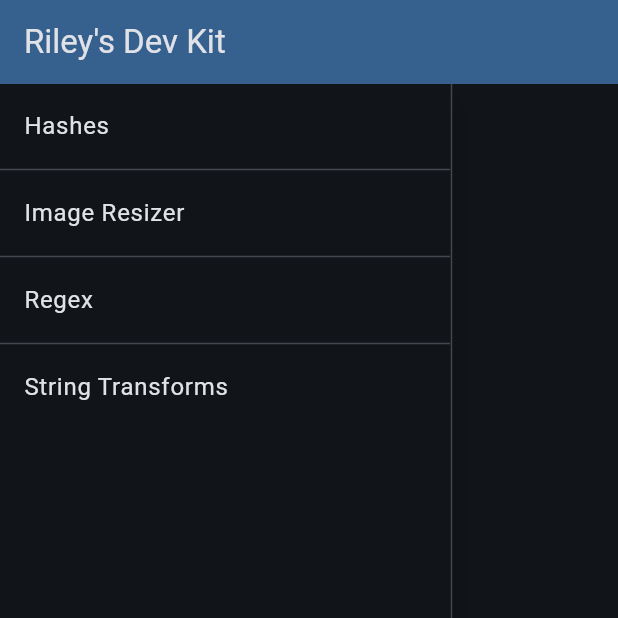
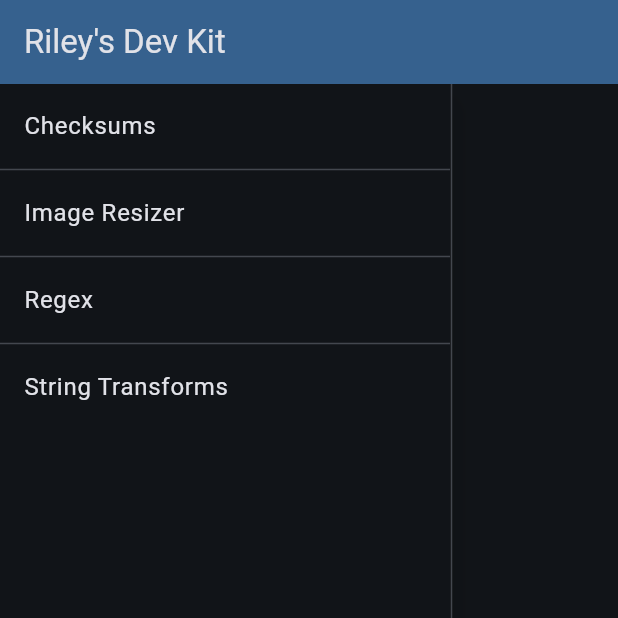
Before and after one commit to rileyteige/devkit, a Flutter app: the screen it shows after launch, on a phone screen of 412 x 824 dp, the top half of it. Run offline on Flutter 3.47's test engine with Material 2 defaults, Android fonts, the phone set to English and light mode, and no system bars; our stand-ins replace another_flushbar, file_picker; missing offline and left inert: pasteboard.

Commit message:
hashes -> checksums

```diff
--- a/lib/main.dart
+++ b/lib/main.dart
@@ -44,8 +44,8 @@ class MyApp extends StatelessWidget {
                     return Sidebar(
                       navs: const [
                         NavigationListTile(
-                          route: Routes.hashes,
-                          title: Text('Hashes'),
+                          route: Routes.checksums,
+                          title: Text('Checksums'),
                         ),
                         NavigationListTile(
                           route: Routes.imageResizer,
--- a/lib/routes.dart
+++ b/lib/routes.dart
@@ -2,7 +2,7 @@ import 'package:devkit/views/image_resizer.dart';
 import 'package:devkit/views/regex_tester.dart';
 import 'package:flutter/material.dart';
 
-import 'views/hashes.dart';
+import 'views/checksums.dart';
 import 'views/string_transformations.dart';
 
 class Routes {
@@ -11,7 +11,7 @@ class Routes {
   static const String home = '/';
   static const String imageResizer = '/ImageResizer';
   static const String stringTransformations = '/StringTransformations';
-  static const String hashes = '/Hashes';
+  static const String checksums = '/Checksums';
   static const String regexTester = '/RegexTester';
 
   static Route onGenerateRoute(RouteSettings settings) {
@@ -24,7 +24,7 @@ class Routes {
         home => const Center(child: Text('Choose a tool')),
         imageResizer => const ImageResizer(),
         stringTransformations => const StringTransformations(),
-        hashes => const Hashes(),
+        checksums => const Checksums(),
         regexTester => const RegexTester(),
         _ => Center(child: Text('Route not found: $name')),
       },
--- a/lib/views/hashes.dart
+++ b/lib/views/checksums.dart
@@ -7,14 +7,14 @@ import 'package:file_picker/file_picker.dart';
 import 'package:flutter/material.dart';
 import 'package:flutter/services.dart';
 
-class Hashes extends StatefulWidget {
-  const Hashes({super.key});
+class Checksums extends StatefulWidget {
+  const Checksums({super.key});
 
   @override
-  State<Hashes> createState() => _HashesState();
+  State<Checksums> createState() => _ChecksumsState();
 }
 
-class _HashesState extends State<Hashes> {
+class _ChecksumsState extends State<Checksums> {
   PlatformFile? _pickedFile;
 
   Uint8List? get _bytes => _pickedFile?.bytes;
```
